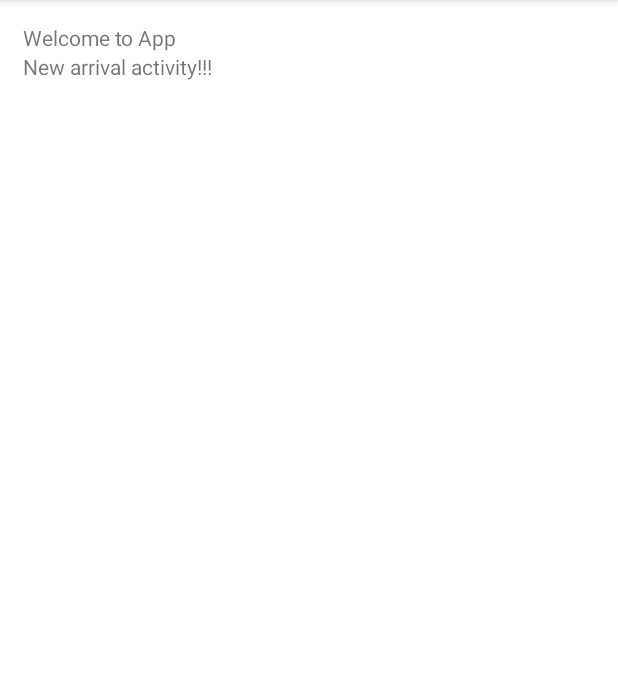
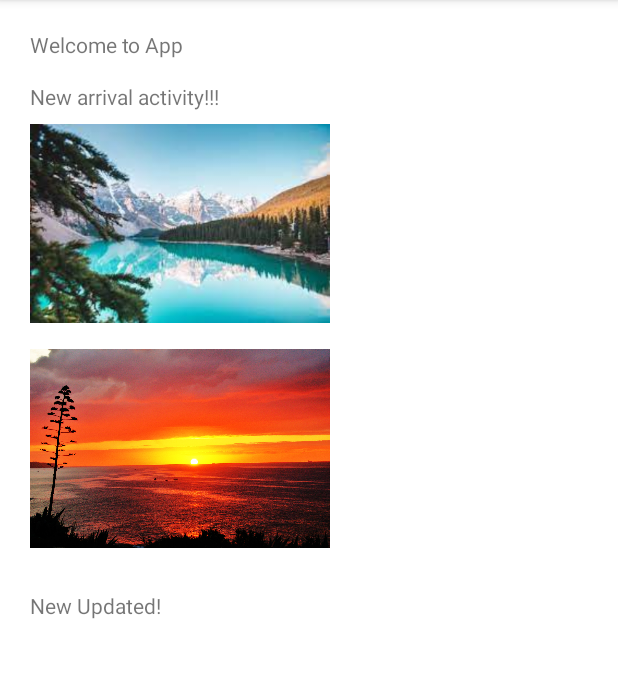
Before and after one commit to MarkOverP/Project-MindGym, an Android app: the screen it shows after launch (MainActivity), on a phone screen of 412 x 824 dp, the part 84-762 px from its top. Run offline under Robolectric (Android 15) with nearby library versions, the phone set to English and light mode, and no system bars.

Commit message:
main page now finish

```diff
--- a/app/build.gradle
+++ b/app/build.gradle
@@ -26,6 +26,7 @@ android {
         sourceCompatibility JavaVersion.VERSION_1_8
         targetCompatibility JavaVersion.VERSION_1_8
     }
+    buildToolsVersion '34.0.0'
 }
 
 dependencies {
--- /dev/null
+++ b/app/src/main/java/com/example/mindgym/ImgAdapterMainPage.java
@@ -0,0 +1,48 @@
+package com.example.mindgym;
+
+import android.content.Context;
+import android.view.View;
+import android.view.ViewGroup;
+import android.widget.BaseAdapter;
+import android.widget.GridView;
+import android.widget.ImageView;
+
+public class ImgAdapterMainPage extends BaseAdapter {
+    public Integer []mThumbIds = new Integer[3];
+    private Context mContext;
+
+    public ImgAdapterMainPage(Context mContext) {
+        this.mContext = mContext;
+        initMThumbIds();
+    }
+
+    public void initMThumbIds(){
+        mThumbIds[0] = R.drawable.download3;
+        mThumbIds[1] = R.drawable.download4;
+        mThumbIds[2] = R.drawable.download5;
+    }
+
+    @Override
+    public int getCount() {
+        return mThumbIds.length;
+    }
+
+    @Override
+    public Object getItem(int i) {
+        return mThumbIds[i];
+    }
+
+    @Override
+    public long getItemId(int i) {
+        return 0;
+    }
+
+    @Override
+    public View getView(int i,View view, ViewGroup viewGroup) {
+        ImageView iv = new ImageView(mContext);
+        iv.setImageResource(mThumbIds[i]);
+        iv.setScaleType(ImageView.ScaleType.CENTER_CROP);
+        iv.setLayoutParams(new ViewGroup.LayoutParams(300,300));
+        return iv;
+    }
+}
--- a/app/src/main/java/com/example/mindgym/MainActivity.java
+++ b/app/src/main/java/com/example/mindgym/MainActivity.java
@@ -1,16 +1,17 @@
 package com.example.mindgym;
+
+import android.os.Bundle;
+import android.widget.GridView;
 
 import androidx.appcompat.app.AppCompatActivity;
 
-import android.os.Bundle;
-
 public class MainActivity extends AppCompatActivity {
-
     @Override
     protected void onCreate(Bundle savedInstanceState) {
         super.onCreate(savedInstanceState);
         setContentView(R.layout.activity_main);
 
-
+        GridView gv = (GridView)findViewById(R.id.GView);
+        gv.setAdapter(new ImgAdapterMainPage(this));
     }
 }
--- a/app/src/main/res/layout/activity_main.xml
+++ b/app/src/main/res/layout/activity_main.xml
@@ -4,8 +4,8 @@
     xmlns:tools="http://schemas.android.com/tools"
     android:layout_width="match_parent"
     android:layout_height="match_parent"
+    android:layout_margin="20dp"
     android:orientation="vertical"
-    android:layout_margin="15dp"
     tools:context=".MainActivity">
 
     <TextView
@@ -15,21 +15,38 @@
         app:layout_constraintBottom_toBottomOf="parent"
         app:layout_constraintEnd_toEndOf="parent"
         app:layout_constraintStart_toStartOf="parent"
-        app:layout_constraintTop_toTopOf="parent"/>
+        app:layout_constraintTop_toTopOf="parent" />
 
     <TextView
         android:layout_width="wrap_content"
         android:layout_height="wrap_content"
-        android:text="New arrival activity!!!"/>
+        android:text="New arrival activity!!!"
+        android:layout_marginTop="15dp"/>
+
+    <ImageView
+        android:layout_width="200dp"
+        android:layout_height="150dp"
+        android:src="@drawable/download" />
+
+    <ImageView
+        android:layout_width="200dp"
+        android:layout_height="150dp"
+        android:src="@drawable/download2" />
+
+    <TextView
+        android:layout_width="match_parent"
+        android:layout_height="match_parent"
+        android:text="New Updated!"
+        android:layout_marginTop="20dp"/>
 
     <GridView
         android:id="@+id/GView"
-        android:layout_width="wrap_content"
-        android:layout_height="wrap_content"
-        android:layout_marginTop="100dp"
+        android:layout_width="100dp"
+        android:layout_height="100dp"
+        android:layout_marginTop="10dp"
         android:columnWidth="80dp"
         android:gravity="center"
-        android:numColumns="1"
+        android:numColumns="3"
         android:stretchMode="columnWidth" />
 
 </LinearLayout>
```
Also changed, not shown: app/src/main/res/drawable/download2.jpg (added), app/src/main/res/drawable/download3.jpg (added), app/src/main/res/drawable/download4.jpg (added), app/src/main/res/drawable/download5.jpg (added).
